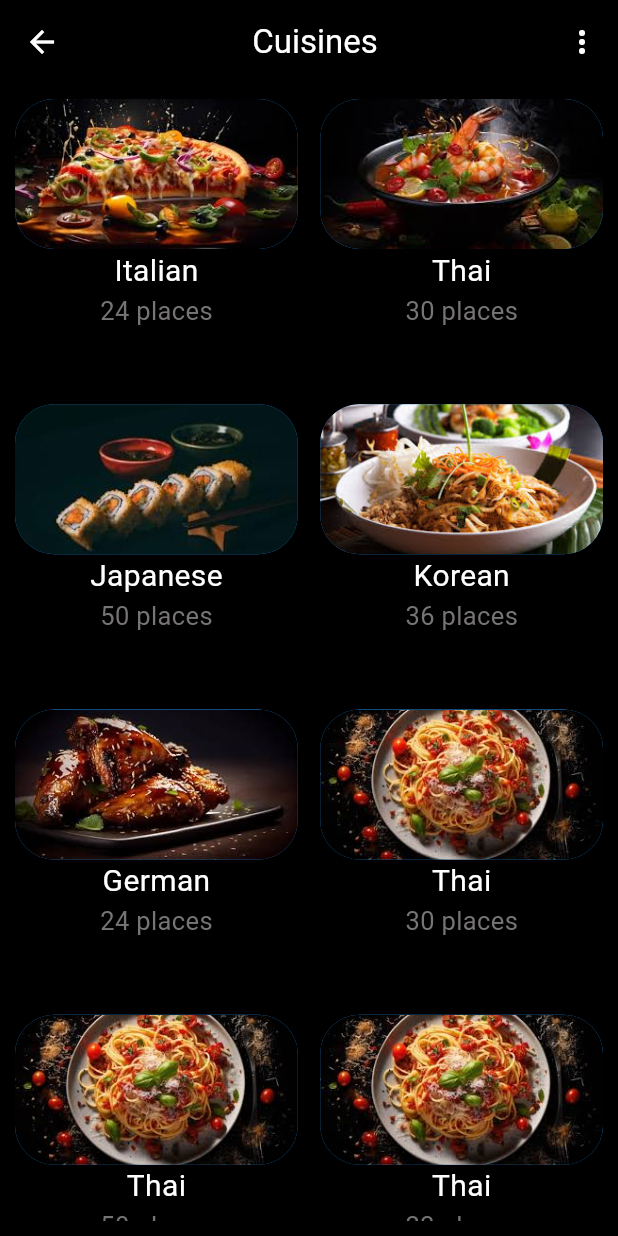
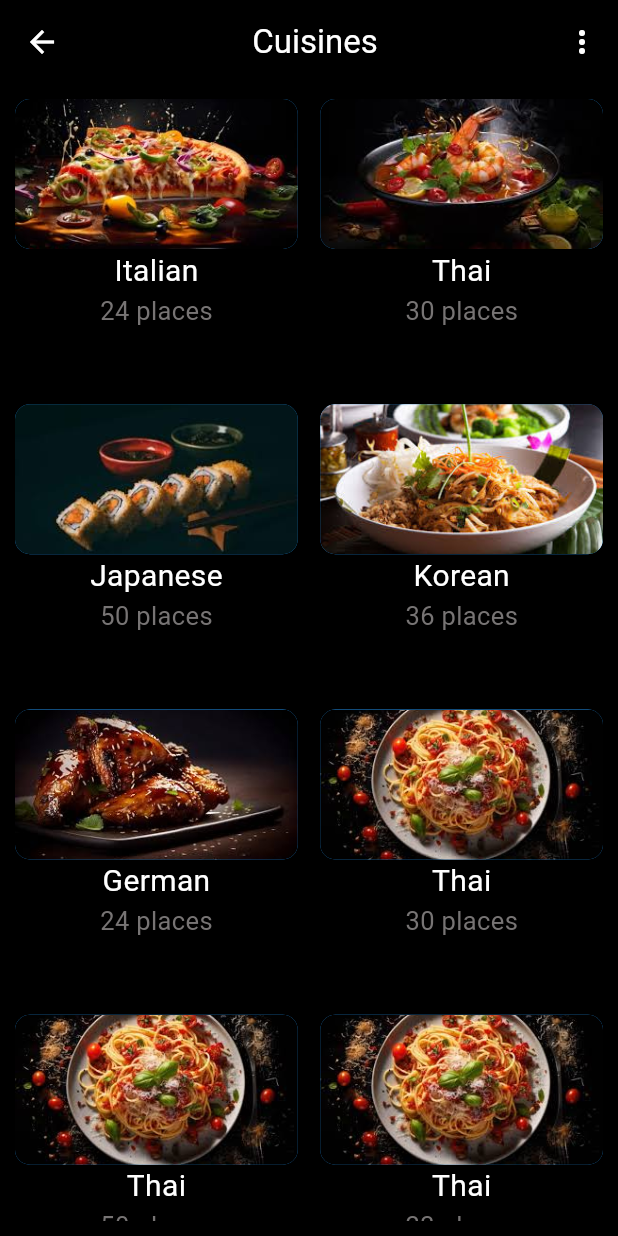
Before and after one commit to Nandanacb/Flutterassignment3, a Flutter app: the GrideViewBuilderExamples screen opened directly, on a phone screen of 412 x 824 dp. Run offline on Flutter 3.47's test engine with Material 3 defaults, Android fonts, the phone set to English and light mode, and no system bars.

Commit message:
assignment 12/9/24

```diff
--- a/coffee1/lib/food.dart
+++ b/coffee1/lib/food.dart
@@ -97,7 +97,7 @@ class GrideViewBuilderExamples extends StatelessWidget{
                   Container(
                     width: double.infinity,
                     height: 100,
-                    decoration: BoxDecoration(borderRadius: BorderRadius.circular(26),color: Colors.blue,image: DecorationImage(image: AssetImage(myfoodList[index]["image"]),
+                    decoration: BoxDecoration(borderRadius: BorderRadius.circular(10),color: Colors.blue,image: DecorationImage(image: AssetImage(myfoodList[index]["image"]),
                     fit: BoxFit.cover)),
 
 
--- a/coffee1/lib/main.dart
+++ b/coffee1/lib/main.dart
@@ -15,7 +15,7 @@ class MyApp extends StatelessWidget {
     return MaterialApp(
       debugShowCheckedModeBanner: false,
 
-      home:Restaurands (),
+      home:GrideViewBuilderExamples(),
     );
   }
 
```
